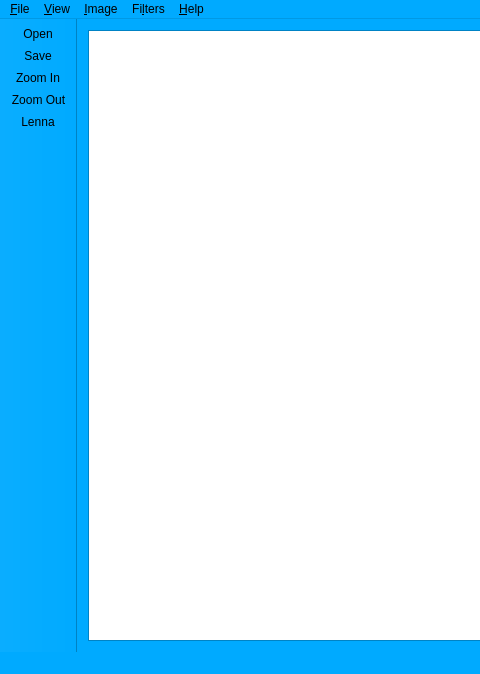
Old version of the form mainwindow.ui in the repository Daguerreo/Azul; both pictures show x 0 to 480 and y 0 to 674 of the 798 by 674 pixel window.
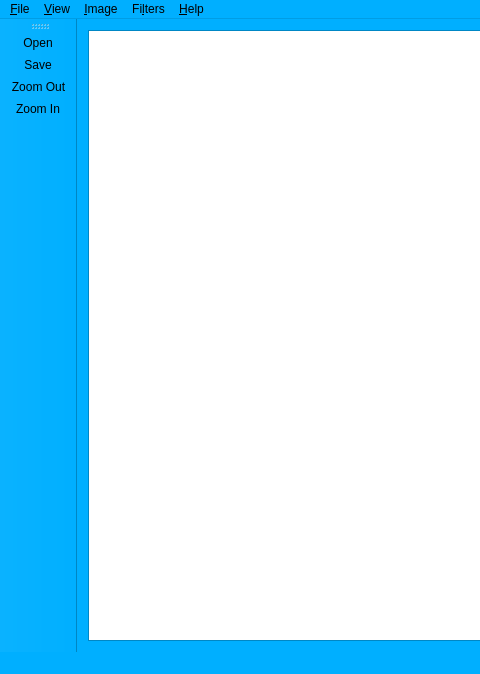
New version of the form. Icons and pictures are not drawn.

The edit to the form file:
```diff
--- a/mainwindow.ui
+++ b/mainwindow.ui
@@ -26,7 +26,7 @@
       <brush brushstyle="SolidPattern">
        <color alpha="255">
         <red>0</red>
-        <green>170</green>
+        <green>175</green>
         <blue>255</blue>
        </color>
       </brush>
@@ -35,7 +35,7 @@
       <brush brushstyle="SolidPattern">
        <color alpha="255">
         <red>127</red>
-        <green>213</green>
+        <green>215</green>
         <blue>255</blue>
        </color>
       </brush>
@@ -44,7 +44,7 @@
       <brush brushstyle="SolidPattern">
        <color alpha="255">
         <red>63</red>
-        <green>191</green>
+        <green>195</green>
         <blue>255</blue>
        </color>
       </brush>
@@ -53,7 +53,7 @@
       <brush brushstyle="SolidPattern">
        <color alpha="255">
         <red>0</red>
-        <green>85</green>
+        <green>87</green>
         <blue>127</blue>
        </color>
       </brush>
@@ -62,7 +62,7 @@
       <brush brushstyle="SolidPattern">
        <color alpha="255">
         <red>0</red>
-        <green>113</green>
+        <green>117</green>
         <blue>170</blue>
        </color>
       </brush>
@@ -107,7 +107,7 @@
       <brush brushstyle="SolidPattern">
        <color alpha="255">
         <red>0</red>
-        <green>170</green>
+        <green>175</green>
         <blue>255</blue>
        </color>
       </brush>
@@ -125,7 +125,7 @@
       <brush brushstyle="SolidPattern">
        <color alpha="255">
         <red>127</red>
-        <green>212</green>
+        <green>215</green>
         <blue>255</blue>
        </color>
       </brush>
@@ -163,7 +163,7 @@
       <brush brushstyle="SolidPattern">
        <color alpha="255">
         <red>0</red>
-        <green>170</green>
+        <green>175</green>
         <blue>255</blue>
        </color>
       </brush>
@@ -172,7 +172,7 @@
       <brush brushstyle="SolidPattern">
        <color alpha="255">
         <red>127</red>
-        <green>213</green>
+        <green>215</green>
         <blue>255</blue>
        </color>
       </brush>
@@ -181,7 +181,7 @@
       <brush brushstyle="SolidPattern">
        <color alpha="255">
         <red>63</red>
-        <green>191</green>
+        <green>195</green>
         <blue>255</blue>
        </color>
       </brush>
@@ -190,7 +190,7 @@
       <brush brushstyle="SolidPattern">
        <color alpha="255">
         <red>0</red>
-        <green>85</green>
+        <green>87</green>
         <blue>127</blue>
        </color>
       </brush>
@@ -199,7 +199,7 @@
       <brush brushstyle="SolidPattern">
        <color alpha="255">
         <red>0</red>
-        <green>113</green>
+        <green>117</green>
         <blue>170</blue>
        </color>
       </brush>
@@ -244,7 +244,7 @@
       <brush brushstyle="SolidPattern">
        <color alpha="255">
         <red>0</red>
-        <green>170</green>
+        <green>175</green>
         <blue>255</blue>
        </color>
       </brush>
@@ -262,7 +262,7 @@
       <brush brushstyle="SolidPattern">
        <color alpha="255">
         <red>127</red>
-        <green>212</green>
+        <green>215</green>
         <blue>255</blue>
        </color>
       </brush>
@@ -291,7 +291,7 @@
       <brush brushstyle="SolidPattern">
        <color alpha="255">
         <red>0</red>
-        <green>85</green>
+        <green>87</green>
         <blue>127</blue>
        </color>
       </brush>
@@ -300,7 +300,7 @@
       <brush brushstyle="SolidPattern">
        <color alpha="255">
         <red>0</red>
-        <green>170</green>
+        <green>175</green>
         <blue>255</blue>
        </color>
       </brush>
@@ -309,7 +309,7 @@
       <brush brushstyle="SolidPattern">
        <color alpha="255">
         <red>127</red>
-        <green>213</green>
+        <green>215</green>
         <blue>255</blue>
        </color>
       </brush>
@@ -318,7 +318,7 @@
       <brush brushstyle="SolidPattern">
        <color alpha="255">
         <red>63</red>
-        <green>191</green>
+        <green>195</green>
         <blue>255</blue>
        </color>
       </brush>
@@ -327,7 +327,7 @@
       <brush brushstyle="SolidPattern">
        <color alpha="255">
         <red>0</red>
-        <green>85</green>
+        <green>87</green>
         <blue>127</blue>
        </color>
       </brush>
@@ -336,7 +336,7 @@
       <brush brushstyle="SolidPattern">
        <color alpha="255">
         <red>0</red>
-        <green>113</green>
+        <green>117</green>
         <blue>170</blue>
        </color>
       </brush>
@@ -345,7 +345,7 @@
       <brush brushstyle="SolidPattern">
        <color alpha="255">
         <red>0</red>
-        <green>85</green>
+        <green>87</green>
         <blue>127</blue>
        </color>
       </brush>
@@ -363,7 +363,7 @@
       <brush brushstyle="SolidPattern">
        <color alpha="255">
         <red>0</red>
-        <green>85</green>
+        <green>87</green>
         <blue>127</blue>
        </color>
       </brush>
@@ -372,7 +372,7 @@
       <brush brushstyle="SolidPattern">
        <color alpha="255">
         <red>0</red>
-        <green>170</green>
+        <green>175</green>
         <blue>255</blue>
        </color>
       </brush>
@@ -381,7 +381,7 @@
       <brush brushstyle="SolidPattern">
        <color alpha="255">
         <red>0</red>
-        <green>170</green>
+        <green>175</green>
         <blue>255</blue>
        </color>
       </brush>
@@ -399,7 +399,7 @@
       <brush brushstyle="SolidPattern">
        <color alpha="255">
         <red>0</red>
-        <green>170</green>
+        <green>175</green>
         <blue>255</blue>
        </color>
       </brush>
@@ -431,6 +431,15 @@
   <property name="windowTitle">
    <string/>
   </property>
+  <property name="autoFillBackground">
+   <bool>true</bool>
+  </property>
+  <property name="tabShape">
+   <enum>QTabWidget::Rounded</enum>
+  </property>
+  <property name="dockOptions">
+   <set>QMainWindow::AllowTabbedDocks|QMainWindow::AnimatedDocks</set>
+  </property>
   <widget class="QWidget" name="centralWidget">
    <layout class="QVBoxLayout" name="verticalLayout">
     <item>
@@ -526,17 +535,63 @@
    </property>
   </widget>
   <widget class="QToolBar" name="mainToolBar">
+   <property name="sizePolicy">
+    <sizepolicy hsizetype="Fixed" vsizetype="Preferred">
+     <horstretch>0</horstretch>
+     <verstretch>0</verstretch>
+    </sizepolicy>
+   </property>
+   <property name="palette">
+    <palette>
+     <active>
+      <colorrole role="NoRole">
+       <brush brushstyle="SolidPattern">
+        <color alpha="255">
+         <red>0</red>
+         <green>170</green>
+         <blue>255</blue>
+        </color>
+       </brush>
+      </colorrole>
+     </active>
+     <inactive>
+      <colorrole role="NoRole">
+       <brush brushstyle="SolidPattern">
+        <color alpha="255">
+         <red>0</red>
+         <green>170</green>
+         <blue>255</blue>
+        </color>
+       </brush>
+      </colorrole>
+     </inactive>
+     <disabled>
+      <colorrole role="NoRole">
+       <brush brushstyle="SolidPattern">
+        <color alpha="255">
+         <red>0</red>
+         <green>170</green>
+         <blue>255</blue>
+        </color>
+       </brush>
+      </colorrole>
+     </disabled>
+    </palette>
+   </property>
    <property name="acceptDrops">
     <bool>false</bool>
    </property>
    <property name="windowTitle">
     <string>toolBar</string>
    </property>
+   <property name="layoutDirection">
+    <enum>Qt::LeftToRight</enum>
+   </property>
    <property name="autoFillBackground">
     <bool>true</bool>
    </property>
    <property name="movable">
-    <bool>false</bool>
+    <bool>true</bool>
    </property>
    <property name="allowedAreas">
     <set>Qt::LeftToolBarArea</set>
@@ -555,9 +610,8 @@
    </attribute>
    <addaction name="action_Open"/>
    <addaction name="action_Save"/>
-   <addaction name="action_Zoom_In"/>
    <addaction name="action_Zoom_Out"/>
-   <addaction name="action_Lenna"/>
+   <addaction name="action_Zoom_In"/>
   </widget>
   <action name="action_Open">
    <property name="icon">
@@ -672,18 +726,6 @@
     <string>About Qt</string>
    </property>
   </action>
-  <action name="action_Lenna">
-   <property name="icon">
-    <iconset resource="icon.qrc">
-     <normaloff>:/res/icon/lenna.png</normaloff>:/res/icon/lenna.png</iconset>
-   </property>
-   <property name="text">
-    <string>Lenna</string>
-   </property>
-   <property name="shortcut">
-    <string>Ctrl+Shift+L</string>
-   </property>
-  </action>
   <action name="action_Negative">
    <property name="text">
     <string>Negative</string>
```
Left out of the diff: 73 changed lines with no effect on the pictures.
